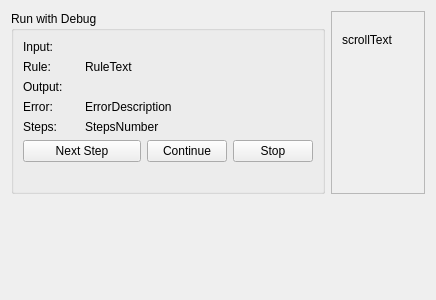
Old version of the form YAD-Studio/Widgets/DebugRunWidget.ui in the repository Yad-Studio/YAD-Studio.
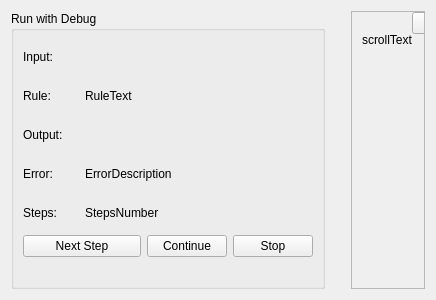
New version of the form. Icons and pictures are not drawn. Custom widgets are drawn as their Qt base class.

```diff
--- a/YAD-Studio/Widgets/DebugRunWidget.ui
+++ b/YAD-Studio/Widgets/DebugRunWidget.ui
@@ -13,113 +13,126 @@
   <property name="windowTitle">
    <string>Form</string>
   </property>
-  <layout class="QGridLayout" name="gridLayout_2">
-   <item row="0" column="0">
+  <layout class="QHBoxLayout" name="horizontalLayout">
+   <item>
     <widget class="QGroupBox" name="title">
      <property name="title">
       <string>Run with Debug</string>
      </property>
      <layout class="QGridLayout" name="gridLayout">
-      <item row="0" column="1" colspan="3">
+      <item row="1" column="1" colspan="3">
        <widget class="MarkovWordWidget" name="inputWidget" native="true"/>
       </item>
-      <item row="2" column="1" colspan="3">
+      <item row="3" column="1" colspan="3">
        <widget class="MarkovWordWidget" name="outputWidget" native="true"/>
       </item>
-      <item row="1" column="0">
+      <item row="7" column="0" colspan="4">
+       <spacer name="horizontalSpacer">
+        <property name="orientation">
+         <enum>Qt::Horizontal</enum>
+        </property>
+        <property name="sizeHint" stdset="0">
+         <size>
+          <width>290</width>
+          <height>20</height>
+         </size>
+        </property>
+       </spacer>
+      </item>
+      <item row="2" column="0">
        <widget class="QLabel" name="rule">
         <property name="text">
          <string>Rule:</string>
         </property>
        </widget>
       </item>
-      <item row="4" column="0">
+      <item row="5" column="0">
        <widget class="QLabel" name="steps">
         <property name="text">
          <string>Steps:</string>
         </property>
        </widget>
       </item>
-      <item row="0" column="0">
+      <item row="1" column="0">
        <widget class="QLabel" name="input">
         <property name="text">
          <string>Input:</string>
         </property>
        </widget>
       </item>
-      <item row="5" column="0" colspan="2">
+      <item row="6" column="0" colspan="2">
        <widget class="QPushButton" name="nextButton">
         <property name="text">
          <string>Next Step</string>
         </property>
        </widget>
       </item>
-      <item row="3" column="1" colspan="3">
+      <item row="4" column="1" colspan="3">
        <widget class="QLabel" name="errorDescription">
         <property name="text">
          <string>ErrorDescription</string>
         </property>
        </widget>
       </item>
-      <item row="5" column="2">
+      <item row="6" column="2">
        <widget class="QPushButton" name="continueButton">
         <property name="text">
          <string>Continue</string>
         </property>
        </widget>
       </item>
-      <item row="2" column="0">
+      <item row="3" column="0">
        <widget class="QLabel" name="output">
         <property name="text">
          <string>Output:</string>
         </property>
        </widget>
       </item>
-      <item row="5" column="3">
+      <item row="6" column="3">
        <widget class="QPushButton" name="stopButton">
         <property name="text">
          <string>Stop</string>
         </property>
        </widget>
       </item>
-      <item row="1" column="1" colspan="3">
+      <item row="2" column="1" colspan="3">
        <widget class="QLabel" name="ruleText">
         <property name="text">
          <string>RuleText</string>
         </property>
        </widget>
       </item>
-      <item row="4" column="1" colspan="2">
+      <item row="5" column="1" colspan="2">
        <widget class="QLabel" name="stepsNumber">
         <property name="text">
          <string>StepsNumber</string>
         </property>
        </widget>
       </item>
-      <item row="3" column="0">
+      <item row="4" column="0">
        <widget class="QLabel" name="error">
         <property name="text">
          <string>Error:</string>
         </property>
        </widget>
       </item>
-      <item row="6" column="0" colspan="4">
-       <spacer name="horizontalSpacer">
-        <property name="orientation">
-         <enum>Qt::Horizontal</enum>
-        </property>
-        <property name="sizeHint" stdset="0">
-         <size>
-          <width>290</width>
-          <height>20</height>
-         </size>
-        </property>
-       </spacer>
-      </item>
      </layout>
     </widget>
    </item>
-   <item row="0" column="1">
+   <item>
+    <spacer name="verticalSpacer">
+     <property name="orientation">
+      <enum>Qt::Vertical</enum>
+     </property>
+     <property name="sizeHint" stdset="0">
+      <size>
+       <width>20</width>
+       <height>275</height>
+      </size>
+     </property>
+    </spacer>
+   </item>
+   <item>
     <widget class="QScrollArea" name="scrollArea">
      <property name="widgetResizable">
       <bool>true</bool>
@@ -129,8 +142,8 @@
        <rect>
         <x>0</x>
         <y>0</y>
-        <width>88</width>
-        <height>208</height>
+        <width>85</width>
+        <height>276</height>
        </rect>
       </property>
       <widget class="QLabel" name="scrollText">
@@ -146,22 +159,23 @@
         <string>scrollText</string>
        </property>
       </widget>
+      <widget class="QToolButton" name="closeButton">
+       <property name="geometry">
+        <rect>
+         <x>60</x>
+         <y>0</y>
+         <width>27</width>
+         <height>22</height>
+        </rect>
+       </property>
+       <property name="icon">
+        <iconset resource="../Resources.qrc">
+         <normaloff>:/new/prefix1/close.png</normaloff>:/new/prefix1/close.png</iconset>
+       </property>
+      </widget>
      </widget>
     </widget>
    </item>
-   <item row="1" column="0">
-    <spacer name="verticalSpacer">
-     <property name="orientation">
-      <enum>Qt::Vertical</enum>
-     </property>
-     <property name="sizeHint" stdset="0">
-      <size>
-       <width>20</width>
-       <height>58</height>
-      </size>
-     </property>
-    </spacer>
-   </item>
   </layout>
  </widget>
  <customwidgets>
```
Left out of the diff: 4 changed lines with no effect on the pictures.
